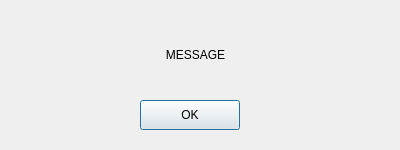
First picture: the form in src/mvrgx/gui/asset/dialog_ok.ui, repository svioletg/mvrgx, before the edit.
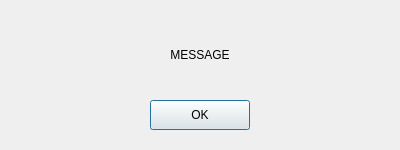
Second picture: the form after the edit.

Diff of the .ui file:
```diff
--- a/src/mvrgx/gui/asset/dialog_ok.ui
+++ b/src/mvrgx/gui/asset/dialog_ok.ui
@@ -18,7 +18,7 @@
     <rect>
      <x>20</x>
      <y>20</y>
-     <width>351</width>
+     <width>360</width>
      <height>70</height>
     </rect>
    </property>
@@ -35,7 +35,7 @@
   <widget class="QPushButton" name="pushButtonOK">
    <property name="geometry">
     <rect>
-     <x>140</x>
+     <x>150</x>
      <y>100</y>
      <width>100</width>
      <height>30</height>
```
Left out of the diff: 2 changed lines with no effect on the pictures.
